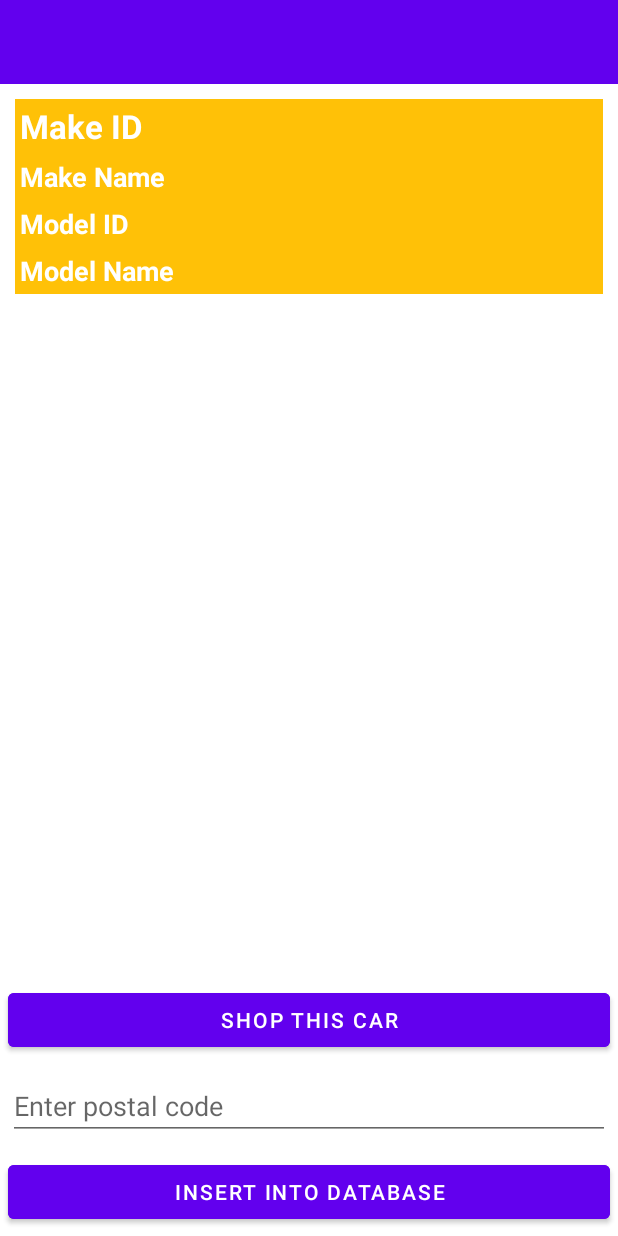
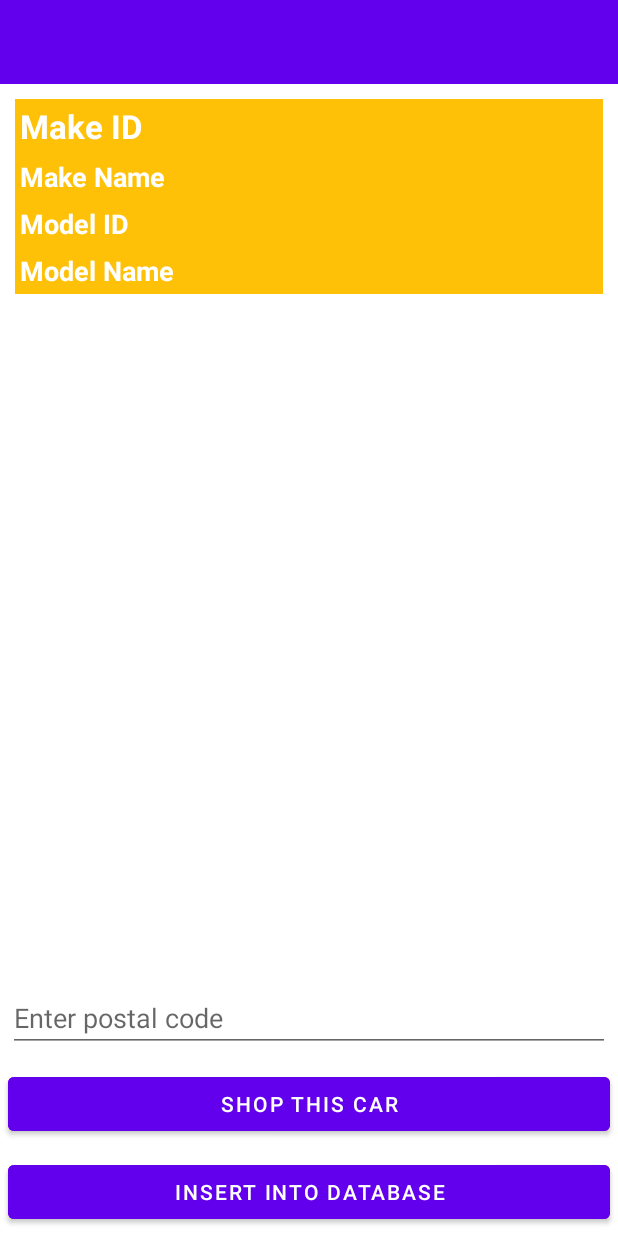
Before and after one commit to HelloNYAC/FinalProject_CST2335, an Android app: the fragment CarFragment shown on its own in the app's theme, on a phone screen of 412 x 824 dp. Run offline under Robolectric (Android 15) with nearby library versions, the phone set to English and light mode, and no system bars.

Commit message:
Fix button  postion

```diff
--- a/app/src/main/res/layout/activity_car_lists_detail_fragment.xml
+++ b/app/src/main/res/layout/activity_car_lists_detail_fragment.xml
@@ -17,7 +17,6 @@
             android:background="@color/design_default_color_primary"
             android:minHeight="?actionBarSize"
             android:visibility="visible" />
-
 
         <LinearLayout
             android:id="@+id/linear_View"
@@ -121,25 +120,28 @@
         </LinearLayout>
     </LinearLayout>
 
-    <Button
-        android:id="@+id/findcar"
-        android:layout_width="match_parent"
-        android:layout_height="wrap_content"
-        android:layout_above="@id/postal"
-        android:layout_margin="5dp"
-        android:backgroundTint="@color/purple_500"
-        android:text="@string/shop_this_car"
-        android:textColor="@android:color/white" />
-
 
     <EditText
         android:id="@+id/postal"
         android:layout_width="match_parent"
         android:layout_height="wrap_content"
-        android:layout_above="@id/Add_to_Favorites"
+        android:layout_above="@id/findcar"
         android:layout_margin="5dp"
         android:hint="@string/enter_postal_code"
         android:inputType="text" />
+
+    <Button
+        android:id="@+id/findcar"
+        android:layout_width="match_parent"
+        android:layout_height="wrap_content"
+        android:layout_above="@id/Add_to_Favorites"
+        android:layout_marginStart="5dp"
+        android:layout_marginTop="5dp"
+        android:layout_marginEnd="5dp"
+        android:layout_marginBottom="5dp"
+        android:backgroundTint="@color/purple_500"
+        android:text="@string/shop_this_car"
+        android:textColor="@android:color/white" />
 
     <Button
         android:id="@+id/Add_to_Favorites"
```
